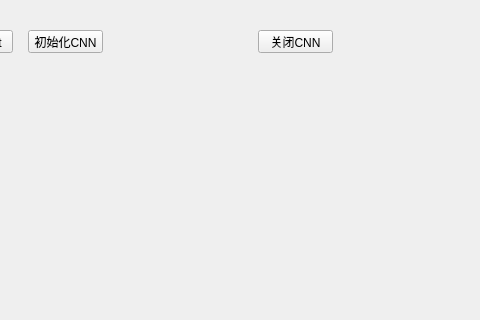
Above: 10/cnn_thr/widget.ui from wzonline1982/QTcode before the change; both pictures show x 112 to 592 and y 0 to 320 of the 713 by 429 pixel window. Below: the same form after it.
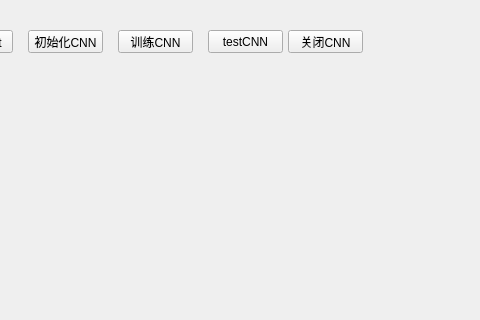
That is the form after the change.

What changed in the file:
```diff
--- a/10/cnn_thr/widget.ui
+++ b/10/cnn_thr/widget.ui
@@ -42,7 +42,7 @@
   <widget class="QPushButton" name="pushButton">
    <property name="geometry">
     <rect>
-     <x>370</x>
+     <x>400</x>
      <y>30</y>
      <width>75</width>
      <height>23</height>
@@ -52,6 +52,32 @@
     <string>关闭CNN</string>
    </property>
   </widget>
+  <widget class="QPushButton" name="pushButton_2">
+   <property name="geometry">
+    <rect>
+     <x>230</x>
+     <y>30</y>
+     <width>75</width>
+     <height>23</height>
+    </rect>
+   </property>
+   <property name="text">
+    <string>训练CNN</string>
+   </property>
+  </widget>
+  <widget class="QPushButton" name="pushButton_3">
+   <property name="geometry">
+    <rect>
+     <x>320</x>
+     <y>30</y>
+     <width>75</width>
+     <height>23</height>
+    </rect>
+   </property>
+   <property name="text">
+    <string>testCNN</string>
+   </property>
+  </widget>
  </widget>
  <layoutdefault spacing="6" margin="11"/>
  <resources/>
```
